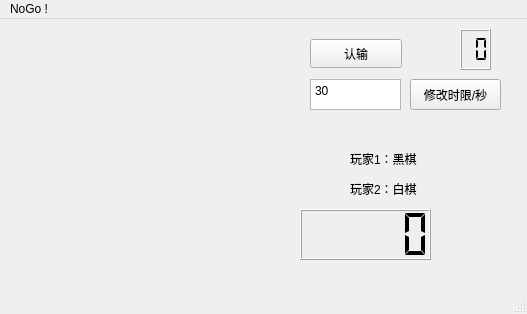
First picture: the form in NoGo/NoGowithStart/mainwindow.ui, repository Zhouyutian22/NoGoTeam3, before the edit.
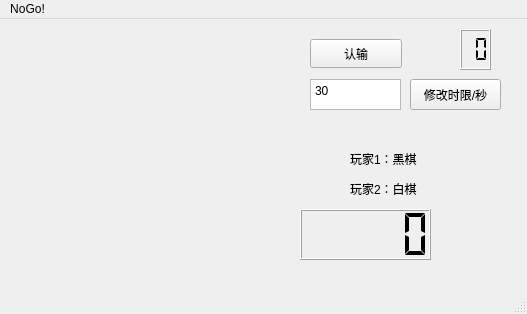
Second picture: the form after the edit.

What changed in the file:
```diff
--- a/NoGo/NoGowithStart/mainwindow.ui
+++ b/NoGo/NoGowithStart/mainwindow.ui
@@ -135,7 +135,7 @@
    </property>
    <widget class="QMenu" name="menuNoGo">
     <property name="title">
-     <string>NoGo !</string>
+     <string>NoGo!</string>
     </property>
    </widget>
    <addaction name="menuNoGo"/>
```
